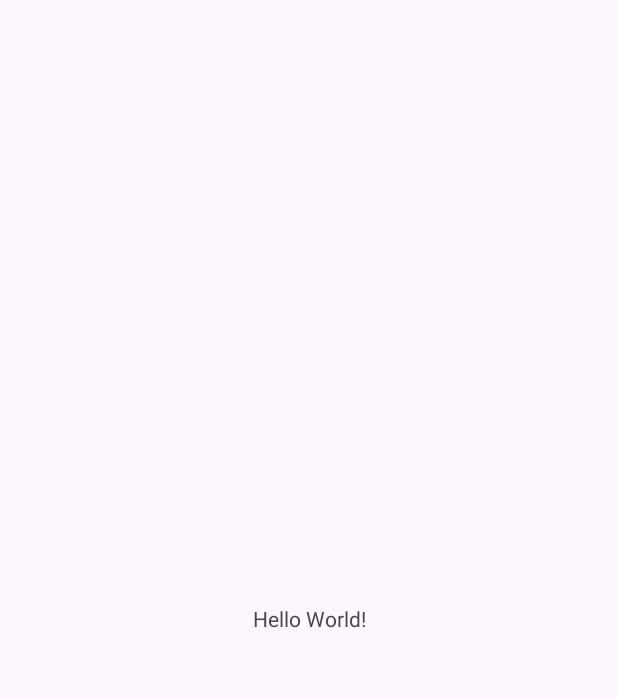
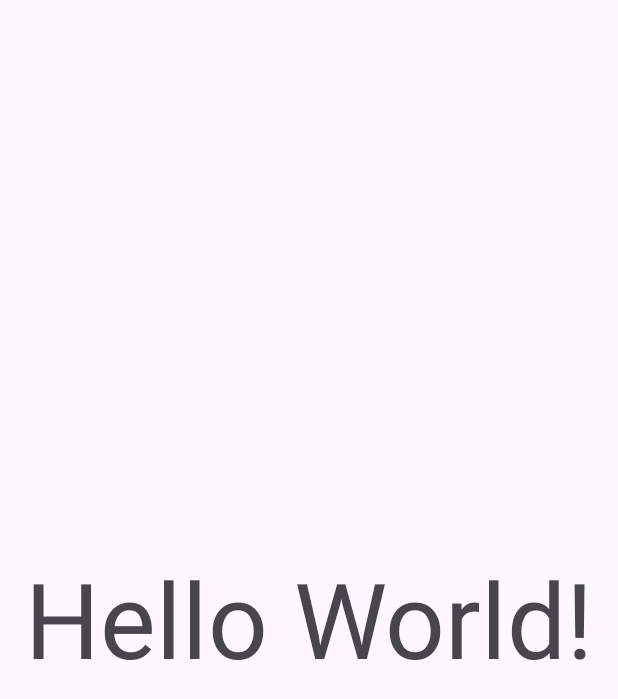
Before and after one commit to YuunoDev/Matheando, an Android app: the screen it shows after launch (MainActivity), on a phone screen of 412 x 824 dp. Before the commit the part shown is almost empty. Shown: the top 699 px of the screen. Run offline under Robolectric (Android 15) with nearby library versions, the light colour scheme and no system bars.

Commit message:
Commit test

```diff
--- a/app/src/main/res/layout/activity_main.xml
+++ b/app/src/main/res/layout/activity_main.xml
@@ -11,6 +11,7 @@
         android:layout_width="wrap_content"
         android:layout_height="wrap_content"
         android:text="Hello World!"
+        android:textSize="70sp"
         app:layout_constraintBottom_toBottomOf="parent"
         app:layout_constraintEnd_toEndOf="parent"
         app:layout_constraintStart_toStartOf="parent"
```
